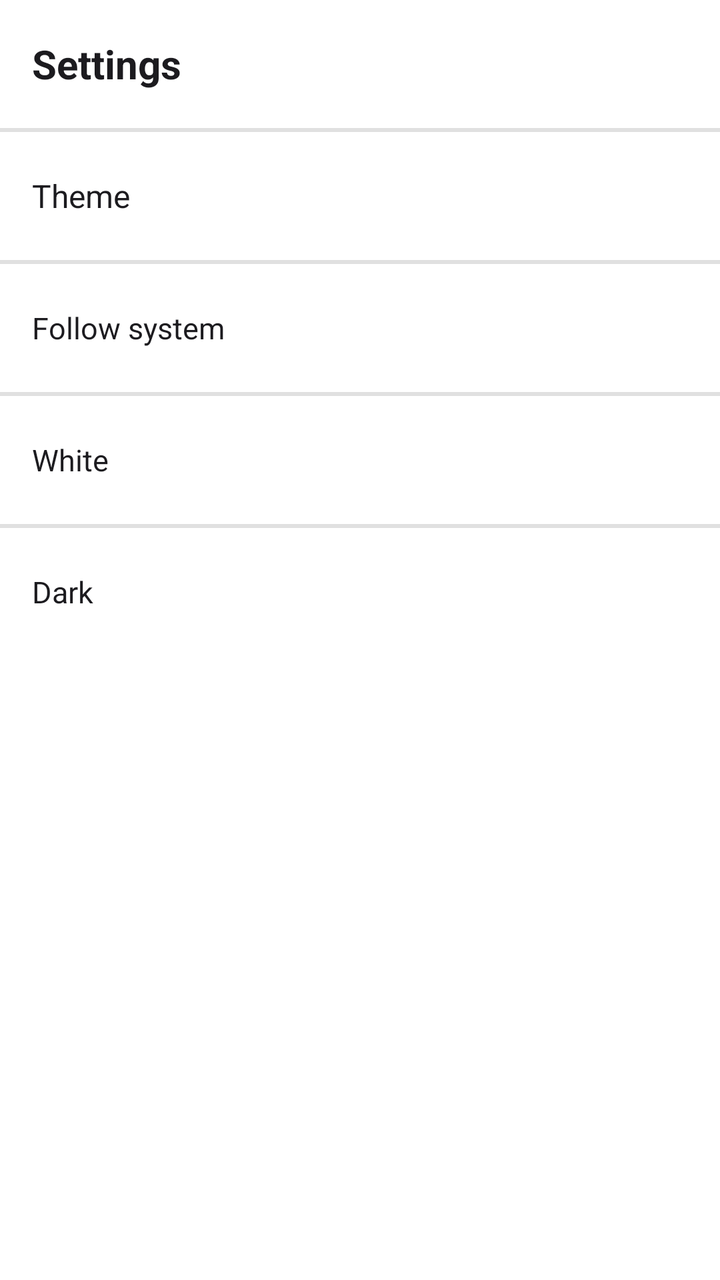
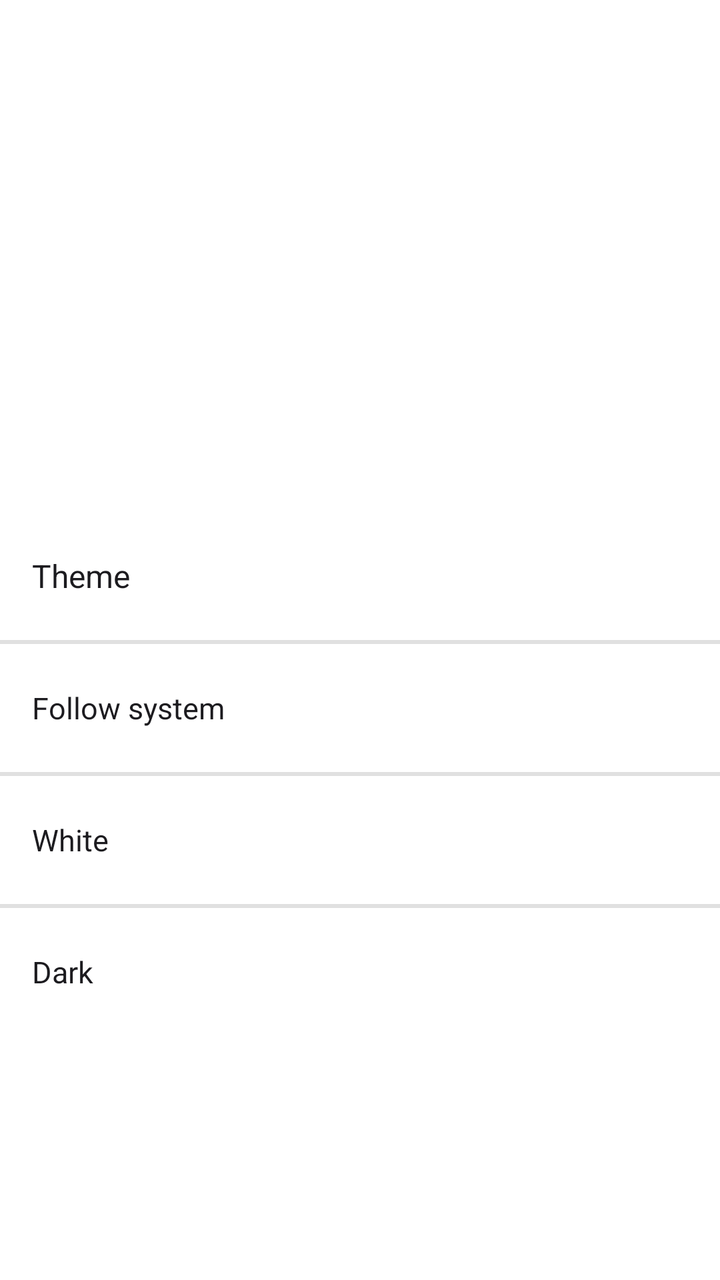

Before-and-after screenshots of an Android layout around one commit, followed by the original layout XML and the change that was made.
<!-- AndroidManifest.xml: activity theme Theme.SimpleLauncher -->
<!-- res/layout/activity_settings.xml -->
<?xml version="1.0" encoding="utf-8"?>
<LinearLayout xmlns:android="http://schemas.android.com/apk/res/android"
    android:layout_width="match_parent"
    android:layout_height="match_parent"
    android:background="@color/bg"
    android:orientation="vertical">

    <TextView
        android:layout_width="match_parent"
        android:layout_height="@dimen/row_height"
        android:gravity="center_vertical"
        android:paddingHorizontal="@dimen/padding"
        android:text="Settings"
        android:textColor="@color/text_primary"
        android:textSize="20sp"
        android:textStyle="bold" />

    <View
        android:layout_width="match_parent"
        android:layout_height="@dimen/divider"
        android:background="@drawable/divider_horizontal" />

    <TextView
        android:id="@+id/labelTheme"
        android:layout_width="match_parent"
        android:layout_height="@dimen/row_height"
        android:gravity="center_vertical"
        android:paddingHorizontal="@dimen/padding"
        android:text="Theme"
        android:textColor="@color/text_primary"
        android:textSize="16sp" />

    <View
        android:layout_width="match_parent"
        android:layout_height="@dimen/divider"
        android:background="@drawable/divider_horizontal" />

    <TextView
        android:id="@+id/optFollowSystem"
        android:layout_width="match_parent"
        android:layout_height="@dimen/row_height"
        android:background="?android:attr/selectableItemBackground"
        android:gravity="center_vertical"
        android:paddingHorizontal="@dimen/padding"
        android:text="Follow system"
        android:textColor="@color/text_primary"
        android:textSize="15sp" />

    <View
        android:layout_width="match_parent"
        android:layout_height="@dimen/divider"
        android:background="@drawable/divider_horizontal" />

    <TextView
        android:id="@+id/optWhite"
        android:layout_width="match_parent"
        android:layout_height="@dimen/row_height"
        android:background="?android:attr/selectableItemBackground"
        android:gravity="center_vertical"
        android:paddingHorizontal="@dimen/padding"
        android:text="White"
        android:textColor="@color/text_primary"
        android:textSize="15sp" />

    <View
        android:layout_width="match_parent"
        android:layout_height="@dimen/divider"
        android:background="@drawable/divider_horizontal" />

    <TextView
        android:id="@+id/optDark"
        android:layout_width="match_parent"
        android:layout_height="@dimen/row_height"
        android:background="?android:attr/selectableItemBackground"
        android:gravity="center_vertical"
        android:paddingHorizontal="@dimen/padding"
        android:text="Dark"
        android:textColor="@color/text_primary"
        android:textSize="15sp" />

</LinearLayout>
<!-- resources referenced by this layout -->
<resources>
  <color name="bg">#FFFFFFFF</color>
  <color name="text_primary">#FF1C1B1F</color>
  <dimen name="divider">2dp</dimen>
  <dimen name="padding">16dp</dimen>
  <dimen name="row_height">64dp</dimen>
  <!-- drawable divider_horizontal (drawable) -->
  <?xml version="1.0" encoding="utf-8"?>
  <shape xmlns:android="http://schemas.android.com/apk/res/android"
      android:shape="rectangle">
      <solid android:color="@color/divider" />
      <size android:height="@dimen/divider" />
  </shape>
  <style name="Theme.SimpleLauncher" parent="android:Theme.Material.Light.NoActionBar">
          <item name="android:windowNoTitle">true</item>
          <item name="android:windowFullscreen">false</item>
          <item name="android:statusBarColor">@android:color/transparent</item>
          <item name="android:navigationBarColor">@android:color/transparent</item>
      </style>
  <color name="divider">#FFE0E0E0</color>
</resources>

<!-- the commit's change to res/layout/activity_settings.xml (unified diff, before → after) -->
@@ -1,81 +1,95 @@
 <?xml version="1.0" encoding="utf-8"?>
-<LinearLayout xmlns:android="http://schemas.android.com/apk/res/android"
+<ScrollView xmlns:android="http://schemas.android.com/apk/res/android"
     android:layout_width="match_parent"
     android:layout_height="match_parent"
     android:background="@color/bg"
-    android:orientation="vertical">
+    android:fillViewport="true">
+
+    <LinearLayout
+        android:layout_width="match_parent"
+        android:layout_height="wrap_content"
+        android:orientation="vertical">
+
+        <include layout="@layout/item_page_title" />
+
+        <TextView
+            android:id="@+id/labelTheme"
+            android:layout_width="match_parent"
+            android:layout_height="@dimen/row_height"
+            android:gravity="center_vertical"
+            android:paddingHorizontal="@dimen/padding"
+            android:text="Theme"
+            android:textColor="@color/text_primary"
+            android:textSize="16sp" />
+
+        <View
+            android:layout_width="match_parent"
+            android:layout_height="@dimen/divider"
+            android:background="@drawable/divider_horizontal" />
+
+        <TextView
+            android:id="@+id/optFollowSystem"
+            android:layout_width="match_parent"
+            android:layout_height="@dimen/row_height"
+            android:background="?android:attr/selectableItemBackground"
+            android:gravity="center_vertical"
+            android:paddingHorizontal="@dimen/padding"
+            android:text="Follow system"
+            android:textColor="@color/text_primary"
+            android:textSize="15sp" />
+
+        <View
+            android:layout_width="match_parent"
+            android:layout_height="@dimen/divider"
+            android:background="@drawable/divider_horizontal" />
+
+        <TextView
+            android:id="@+id/optWhite"
+            android:layout_width="match_parent"
+            android:layout_height="@dimen/row_height"
+            android:background="?android:attr/selectableItemBackground"
+            android:gravity="center_vertical"
+            android:paddingHorizontal="@dimen/padding"
+            android:text="White"
+            android:textColor="@color/text_primary"
+            android:textSize="15sp" />
+
+        <View
+            android:layout_width="match_parent"
+            android:layout_height="@dimen/divider"
+            android:background="@drawable/divider_horizontal" />
+
+        <TextView
+            android:id="@+id/optDark"
+            android:layout_width="match_parent"
+            android:layout_height="@dimen/row_height"
+            android:background="?android:attr/selectableItemBackground"
+            android:gravity="center_vertical"
+            android:paddingHorizontal="@dimen/padding"
+            android:text="Dark"
+            android:textColor="@color/text_primary"
+            android:textSize="15sp" />
+
+    </LinearLayout>
+
+</ScrollView>
+<!-- res/layout/item_page_title.xml (included above) -->
+<?xml version="1.0" encoding="utf-8"?>
+<FrameLayout xmlns:android="http://schemas.android.com/apk/res/android"
+    android:id="@+id/pageTitleContainer"
+    android:layout_width="match_parent"
+    android:layout_height="@dimen/page_title_height"
+    android:background="@color/bg">
 
     <TextView
+        android:id="@+id/pageTitle"
         android:layout_width="match_parent"
-        android:layout_height="@dimen/row_height"
-        android:gravity="center_vertical"
+        android:layout_height="wrap_content"
+        android:layout_gravity="center"
+        android:gravity="center"
         android:paddingHorizontal="@dimen/padding"
-        android:text="Settings"
         android:textColor="@color/text_primary"
-        android:textSize="20sp"
+        android:textSize="24sp"
         android:textStyle="bold" />
 
-    <View
-        android:layout_width="match_parent"
-        android:layout_height="@dimen/divider"
-        android:background="@drawable/divider_horizontal" />
-
-    <TextView
-        android:id="@+id/labelTheme"
-        android:layout_width="match_parent"
-        android:layout_height="@dimen/row_height"
-        android:gravity="center_vertical"
-        android:paddingHorizontal="@dimen/padding"
-        android:text="Theme"
-        android:textColor="@color/text_primary"
-        android:textSize="16sp" />
-
-    <View
-        android:layout_width="match_parent"
-        android:layout_height="@dimen/divider"
-        android:background="@drawable/divider_horizontal" />
-
-    <TextView
-        android:id="@+id/optFollowSystem"
-        android:layout_width="match_parent"
-        android:layout_height="@dimen/row_height"
-        android:background="?android:attr/selectableItemBackground"
-        android:gravity="center_vertical"
-        android:paddingHorizontal="@dimen/padding"
-        android:text="Follow system"
-        android:textColor="@color/text_primary"
-        android:textSize="15sp" />
-
-    <View
-        android:layout_width="match_parent"
-        android:layout_height="@dimen/divider"
-        android:background="@drawable/divider_horizontal" />
-
-    <TextView
-        android:id="@+id/optWhite"
-        android:layout_width="match_parent"
-        android:layout_height="@dimen/row_height"
-        android:background="?android:attr/selectableItemBackground"
-        android:gravity="center_vertical"
-        android:paddingHorizontal="@dimen/padding"
-        android:text="White"
-        android:textColor="@color/text_primary"
-        android:textSize="15sp" />
-
-    <View
-        android:layout_width="match_parent"
-        android:layout_height="@dimen/divider"
-        android:background="@drawable/divider_horizontal" />
-
-    <TextView
-        android:id="@+id/optDark"
-        android:layout_width="match_parent"
-        android:layout_height="@dimen/row_height"
-        android:background="?android:attr/selectableItemBackground"
-        android:gravity="center_vertical"
-        android:paddingHorizontal="@dimen/padding"
-        android:text="Dark"
-        android:textColor="@color/text_primary"
-        android:textSize="15sp" />
-
-</LinearLayout>
+</FrameLayout>
<!-- resource entries referenced after the edit -->
@@ -4,6 +4,7 @@
   <color name="text_primary">#FF1C1B1F</color>
   <dimen name="divider">2dp</dimen>
   <dimen name="padding">16dp</dimen>
+  <dimen name="page_title_height">256dp</dimen>
   <dimen name="row_height">64dp</dimen>
   <!-- drawable divider_horizontal (drawable) -->
   <?xml version="1.0" encoding="utf-8"?>
